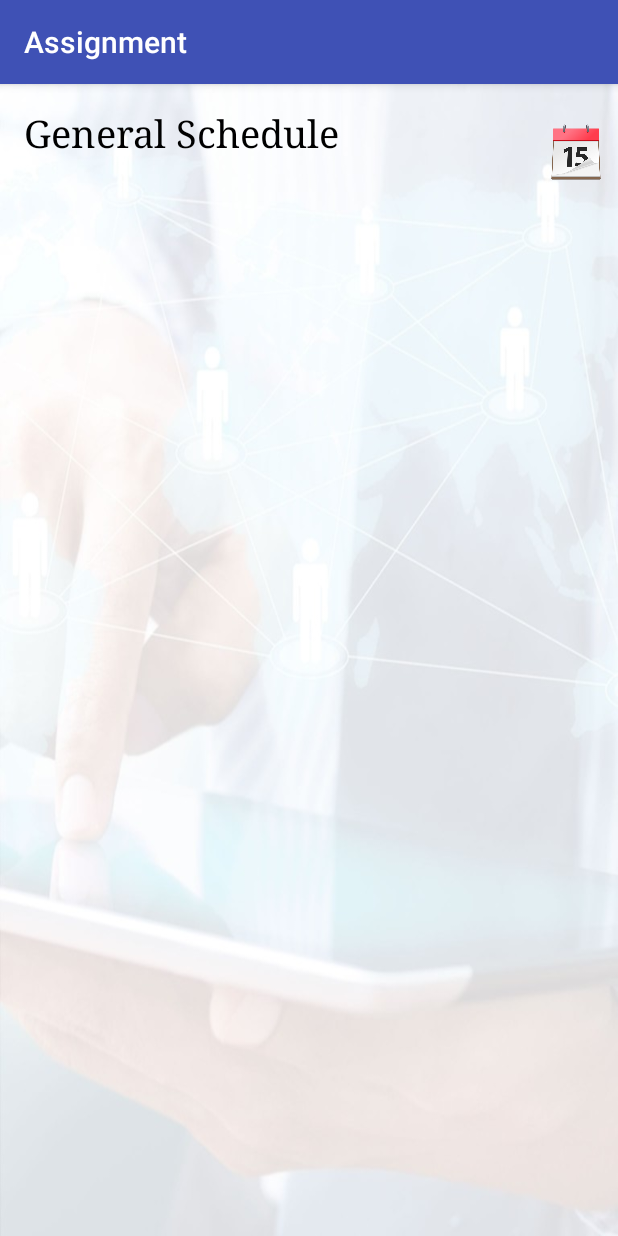
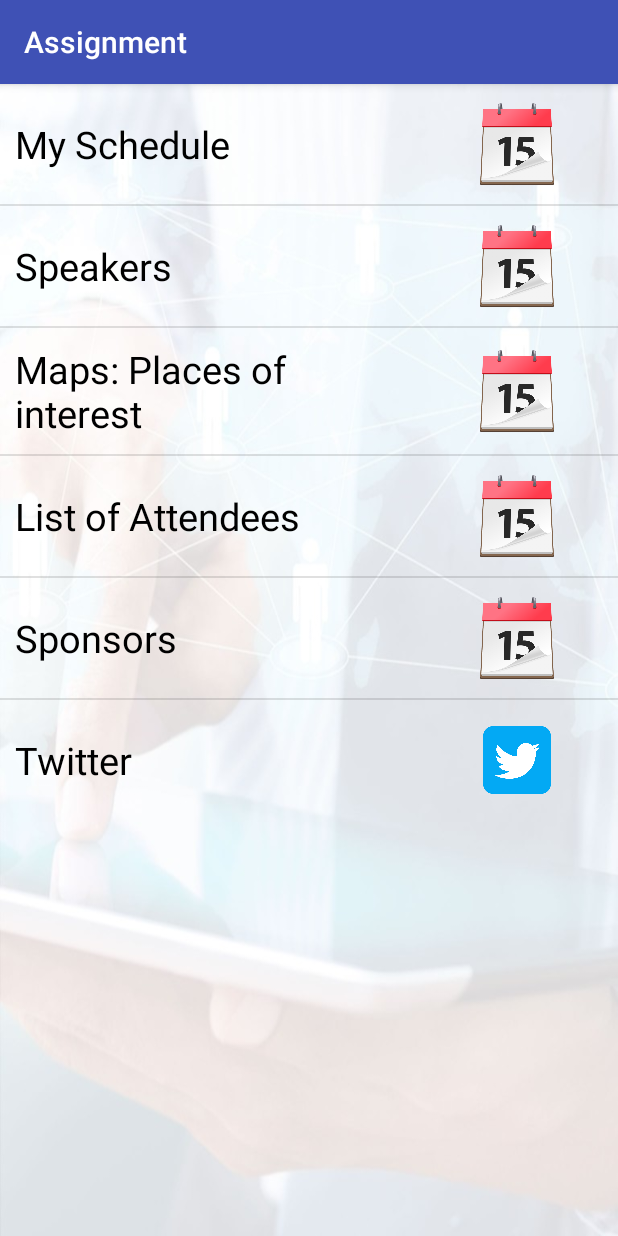
Before and after one commit to creig-with-an-E/Android_OneZeroOne, an Android app: the LandingPage screen opened directly, with no data from a screen before it, on a phone screen of 412 x 824 dp. Run offline under Robolectric (Android 15) with nearby library versions, the phone set to English and light mode, and no system bars.

Commit message:
listView menu. created a vertical list with icons to the side. twitter link has the icon next to it

```diff
--- a/app/src/main/java/com/example/fortunephiri/assignment/LandingPage.java
+++ b/app/src/main/java/com/example/fortunephiri/assignment/LandingPage.java
@@ -1,18 +1,70 @@
 package com.example.fortunephiri.assignment;
 
+import android.content.Intent;
 import android.support.v7.app.AppCompatActivity;
 import android.os.Bundle;
-import android.widget.Adapter;
+import android.view.View;
+import android.view.ViewGroup;
+import android.widget.AdapterView;
+import android.widget.BaseAdapter;
+import android.widget.ImageView;
+import android.widget.ListView;
+import android.widget.TextView;
 
-import java.util.ArrayList;
+
 
 public class LandingPage extends AppCompatActivity {
 
-    private ArrayList <String> arrayList = new ArrayList<>();
+    private String [] textLink ={"My Schedule","Speakers","Maps: Places of interest","List of Attendees",
+                                    "Sponsors","Twitter"};
+    private int [] imageLink ={R.drawable.calendar,R.drawable.calendar,R.drawable.calendar,R.drawable.calendar,R.drawable.calendar,R.drawable.twitter};
 
     @Override
     protected void onCreate(Bundle savedInstanceState) {
         super.onCreate(savedInstanceState);
         setContentView(R.layout.activity_landing_page);
+
+        ListView listView = findViewById(R.id.listview);
+        CustomAdapter customAdapter = new CustomAdapter();
+        listView.setAdapter(customAdapter);
+
+        listView.setOnItemClickListener(new AdapterView.OnItemClickListener() {
+            @Override
+            public void onItemClick(AdapterView<?> adapterView, View view, int i, long l) {
+//
+
+            }
+        });
+         }
+
+    private class CustomAdapter extends BaseAdapter {
+        @Override
+        public int getCount() {
+            return imageLink.length;
+        }
+
+        @Override
+        public Object getItem(int i) {
+            return null;
+        }
+
+        @Override
+        public long getItemId(int i) {
+            return 0;
+        }
+
+        @Override
+        public View getView(int i, View view, ViewGroup viewGroup) {
+            View view1 = getLayoutInflater().inflate(R.layout.menu_data,null);
+            //getting view in row_data
+            TextView name = view1.findViewById(R.id.menuItem);
+            ImageView image = view1.findViewById(R.id.imageView);
+
+            name.setText(textLink[i]);
+            image.setImageResource(imageLink[i]);
+
+            return view1;
+
+        }
     }
 }
--- a/app/src/main/res/layout/activity_landing_page.xml
+++ b/app/src/main/res/layout/activity_landing_page.xml
@@ -7,36 +7,11 @@
     android:background="@drawable/background"
     tools:context=".LandingPage">
 
-    <TextView
-        android:id="@+id/menu"
-        android:layout_width="0dp"
-        android:layout_height="wrap_content"
-        android:layout_centerVertical="true"
-        android:layout_marginEnd="8dp"
-        android:layout_marginLeft="16dp"
-        android:layout_marginRight="8dp"
-        android:layout_marginStart="16dp"
-        android:layout_marginTop="16dp"
-        android:text="General Schedule"
-        android:textColor="#000"
-        android:textSize="25dp"
-        android:typeface="serif"
-        app:fontFamily="serif"
-        app:layout_constraintEnd_toStartOf="@+id/imageView"
-        app:layout_constraintStart_toStartOf="parent"
-        app:layout_constraintTop_toTopOf="parent" />
+    <ListView
+        android:id="@+id/listview"
+        android:layout_width="match_parent"
+        android:layout_height="wrap_content">
 
-    <ImageView
-        android:id="@+id/imageView"
-        android:layout_width="40dp"
-        android:layout_height="40dp"
-        android:layout_alignParentEnd="true"
-        android:layout_alignParentRight="true"
-        android:layout_centerVertical="true"
-        android:layout_marginEnd="8dp"
-        android:layout_marginRight="8dp"
-        android:layout_marginTop="25dp"
-        android:src="@drawable/calendar"
-        app:layout_constraintEnd_toEndOf="parent"
-        app:layout_constraintTop_toTopOf="parent" />
+    </ListView>
+
 </android.support.constraint.ConstraintLayout>
--- /dev/null
+++ b/app/src/main/res/layout/menu_data.xml
@@ -0,0 +1,32 @@
+<?xml version="1.0" encoding="utf-8"?>
+<RelativeLayout
+    xmlns:android="http://schemas.android.com/apk/res/android" android:layout_width="match_parent"
+    android:layout_height="match_parent">
+
+    <RelativeLayout
+        android:id="@+id/listviewdata"
+        android:layout_width="match_parent"
+        android:padding="10dp"
+        android:layout_height="wrap_content">
+
+        <TextView
+            android:id="@+id/menuItem"
+            android:layout_width="match_parent"
+            android:layout_height="wrap_content"
+            android:layout_centerVertical="true"
+            android:layout_marginEnd="44dp"
+            android:layout_toStartOf="@+id/imageView"
+            android:text="Apple"
+            android:textColor="#000"
+            android:textSize="25dp" />
+
+        <ImageView
+            android:id="@+id/imageView"
+            android:layout_width="60dp"
+            android:layout_height="60dp"
+            android:layout_alignParentEnd="true"
+            android:layout_centerVertical="true"
+            android:layout_marginEnd="27dp"
+            android:src="@drawable/calendar" />
+    </RelativeLayout>
+</RelativeLayout>
```
Also changed, not shown: app/src/main/res/drawable/twitter.png (added).
